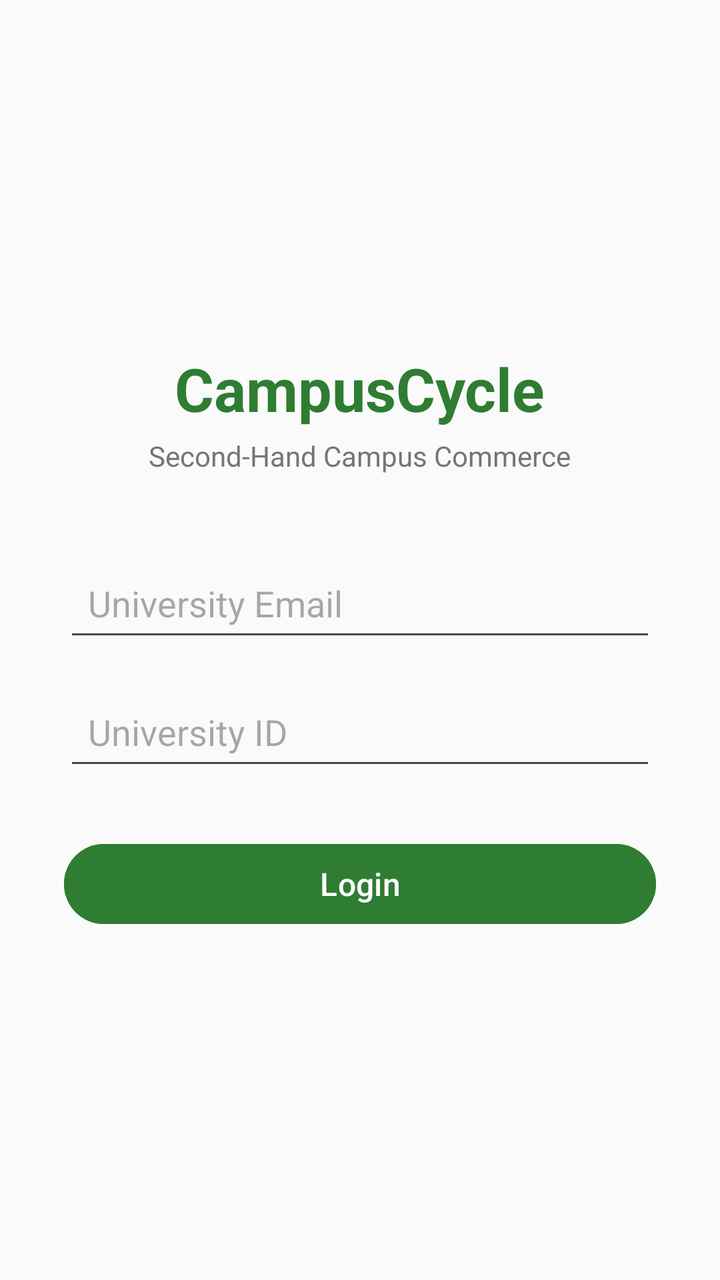
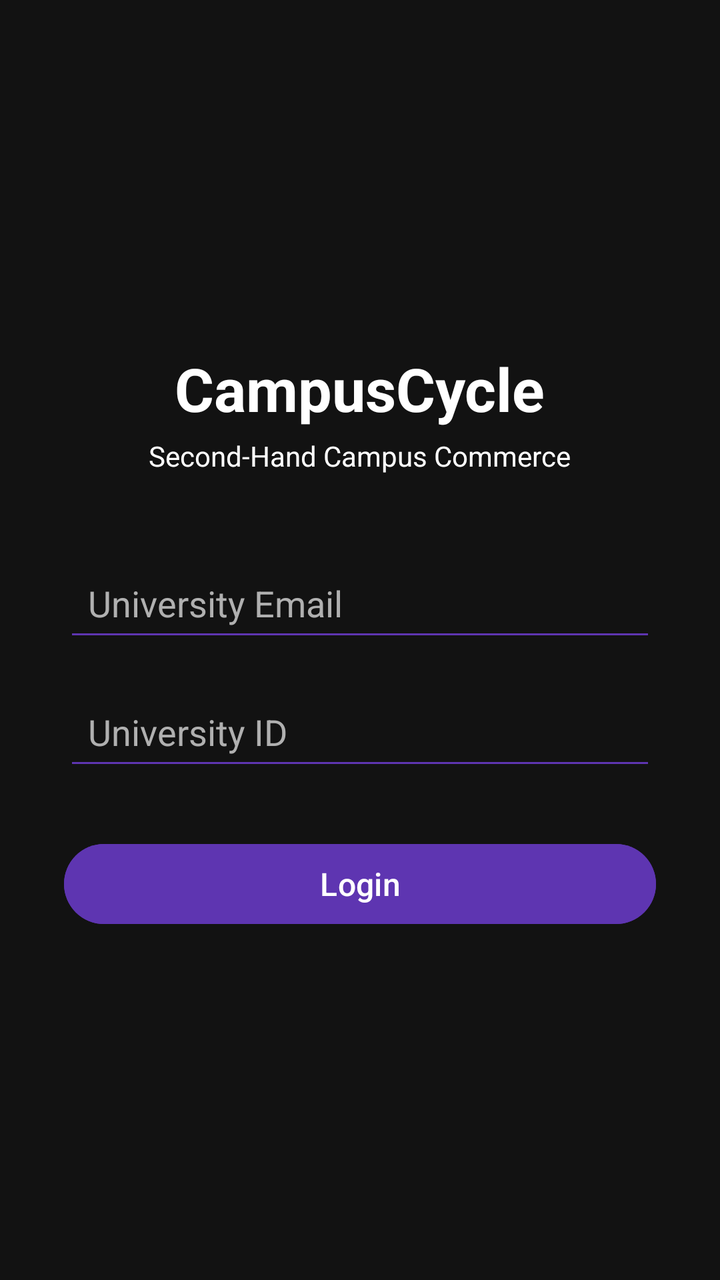

An Android layout rendered at two revisions. The XML below is the earlier revision; the diff shows what the commit changed to produce the second picture.
<!-- AndroidManifest.xml: application theme Theme.CampusCycle -->
<!-- res/layout/activity_login.xml -->
<?xml version="1.0" encoding="utf-8"?>
<LinearLayout xmlns:android="http://schemas.android.com/apk/res/android"
    android:layout_width="match_parent"
    android:layout_height="match_parent"
    android:orientation="vertical"
    android:gravity="center"
    android:padding="32dp"
    android:background="#FAFAFA">

    <TextView
        android:layout_width="wrap_content"
        android:layout_height="wrap_content"
        android:text="CampusCycle"
        android:textSize="30sp"
        android:textStyle="bold"
        android:textColor="#2E7D32"
        android:layout_marginBottom="4dp"/>

    <TextView
        android:layout_width="wrap_content"
        android:layout_height="wrap_content"
        android:text="Second-Hand Campus Commerce"
        android:textSize="14sp"
        android:textColor="#757575"
        android:layout_marginBottom="40dp"/>

    <EditText
        android:id="@+id/etEmail"
        android:layout_width="match_parent"
        android:layout_height="wrap_content"
        android:hint="University Email"
        android:inputType="textEmailAddress"
        android:layout_marginBottom="16dp"
        android:padding="12dp"/>

    <EditText
        android:id="@+id/etUniversityId"
        android:layout_width="match_parent"
        android:layout_height="wrap_content"
        android:hint="University ID"
        android:inputType="text"
        android:layout_marginBottom="28dp"
        android:padding="12dp"/>

    <Button
        android:id="@+id/btnLogin"
        android:layout_width="match_parent"
        android:layout_height="wrap_content"
        android:text="Login"
        android:backgroundTint="#2E7D32"
        android:textColor="#FFFFFF"
        android:textSize="16sp"/>

    <TextView
        android:id="@+id/tvError"
        android:layout_width="wrap_content"
        android:layout_height="wrap_content"
        android:textColor="#C62828"
        android:textSize="13sp"
        android:layout_marginTop="12dp"
        android:visibility="gone"/>

</LinearLayout>
<!-- resources referenced by this layout -->
<resources>
  <style name="Theme.CampusCycle" parent="Base.Theme.CampusCycle" />
  <style name="Base.Theme.CampusCycle" parent="Theme.Material3.DayNight.NoActionBar">
          
          
      </style>
</resources>

<!-- the commit's change to res/layout/activity_login.xml (unified diff, before → after) -->
@@ -5,7 +5,7 @@
     android:orientation="vertical"
     android:gravity="center"
     android:padding="32dp"
-    android:background="#FAFAFA">
+    android:background="@color/background">
 
     <TextView
         android:layout_width="wrap_content"
@@ -13,7 +13,7 @@
         android:text="CampusCycle"
         android:textSize="30sp"
         android:textStyle="bold"
-        android:textColor="#2E7D32"
+        android:textColor="@color/textPrimary"
         android:layout_marginBottom="4dp"/>
 
     <TextView
@@ -21,7 +21,7 @@
         android:layout_height="wrap_content"
         android:text="Second-Hand Campus Commerce"
         android:textSize="14sp"
-        android:textColor="#757575"
+        android:textColor="@color/textPrimary"
         android:layout_marginBottom="40dp"/>
 
     <EditText
@@ -31,7 +31,10 @@
         android:hint="University Email"
         android:inputType="textEmailAddress"
         android:layout_marginBottom="16dp"
-        android:padding="12dp"/>
+        android:padding="12dp"
+        android:textColor="@color/textPrimary"
+        android:textColorHint="@color/textSecondary"
+        android:backgroundTint="@color/primary"/>
 
     <EditText
         android:id="@+id/etUniversityId"
@@ -40,22 +43,25 @@
         android:hint="University ID"
         android:inputType="text"
         android:layout_marginBottom="28dp"
-        android:padding="12dp"/>
+        android:padding="12dp"
+        android:textColor="@color/textPrimary"
+        android:textColorHint="@color/textSecondary"
+        android:backgroundTint="@color/primary"/>
 
     <Button
         android:id="@+id/btnLogin"
         android:layout_width="match_parent"
         android:layout_height="wrap_content"
         android:text="Login"
-        android:backgroundTint="#2E7D32"
-        android:textColor="#FFFFFF"
+        android:backgroundTint="@color/primary"
+        android:textColor="@color/white"
         android:textSize="16sp"/>
 
     <TextView
         android:id="@+id/tvError"
         android:layout_width="wrap_content"
         android:layout_height="wrap_content"
-        android:textColor="#C62828"
+        android:textColor="@color/textPrimary"
         android:textSize="13sp"
         android:layout_marginTop="12dp"
         android:visibility="gone"/>
<!-- resource entries referenced after the edit -->
@@ -1,9 +1,16 @@
 <!-- resources referenced by this layout -->
 <resources>
-  <style name="Theme.CampusCycle" parent="Base.Theme.CampusCycle" />
-  <style name="Base.Theme.CampusCycle" parent="Theme.Material3.DayNight.NoActionBar">
-          
-          
+  <color name="background">#121212</color>
+  <color name="primary">#5E35B1</color>
+  <color name="textPrimary">#FFFFFF</color>
+  <color name="textSecondary">#B0B0B0</color>
+  <color name="white">#FFFFFFFF</color>
+  <style name="Theme.CampusCycle" parent="Theme.Material3.Dark.NoActionBar">
+          <item name="colorPrimary">@color/primary</item>
+          <item name="colorPrimaryVariant">@color/primaryDark</item>
+          <item name="colorSecondary">@color/accent</item>
       </style>
+  <color name="primaryDark">#4527A0</color>
+  <color name="accent">#42A5F5</color>
 </resources>
 
